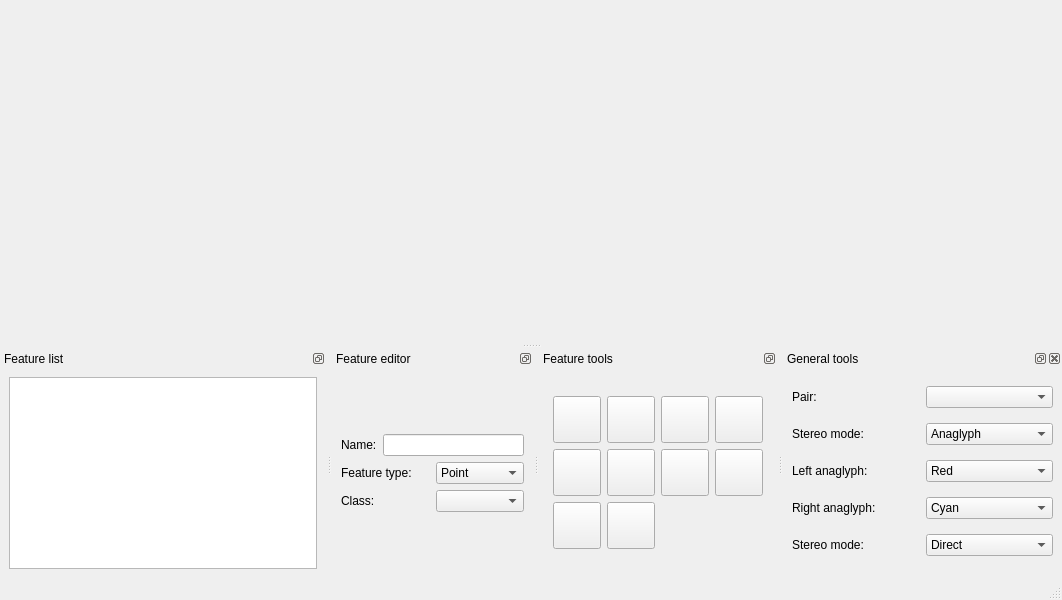
Qt form branches/SandBox/EDU/trunk/qt/interface/Stereoplotter.ui (e-foto/e-foto) before a commit.
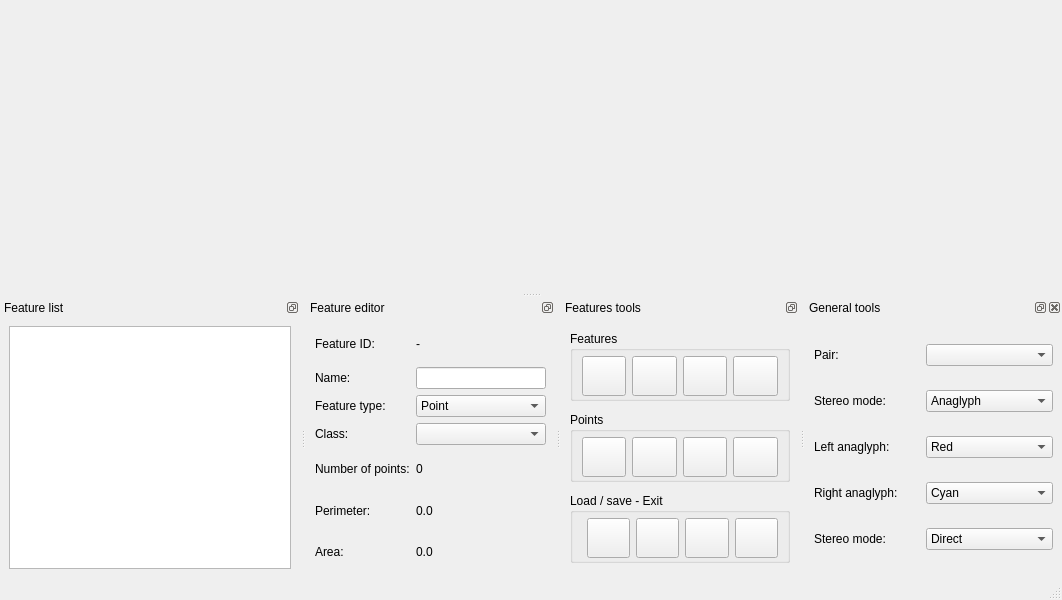
The same form after that commit. Icons and pictures are not drawn.

```diff
--- a/branches/SandBox/EDU/trunk/qt/interface/Stereoplotter.ui
+++ b/branches/SandBox/EDU/trunk/qt/interface/Stereoplotter.ui
@@ -63,33 +63,41 @@
     <number>8</number>
    </attribute>
    <widget class="QWidget" name="dockWidgetContents_5">
+    <layout class="QGridLayout" name="gridLayout_6">
+     <item row="0" column="0">
     <layout class="QGridLayout" name="gridLayout_2">
      <item row="0" column="0">
-      <layout class="QVBoxLayout" name="verticalLayout_2">
-       <item>
-        <layout class="QHBoxLayout" name="horizontalLayout_4">
-         <item>
+        <widget class="QLabel" name="label_11">
+         <property name="text">
+          <string>Feature ID:</string>
+         </property>
+        </widget>
+       </item>
+       <item row="0" column="1">
+        <widget class="QLabel" name="featureIdLabel">
+         <property name="text">
+          <string>-</string>
+         </property>
+        </widget>
+       </item>
+       <item row="1" column="0">
           <widget class="QLabel" name="label_4">
            <property name="text">
             <string>Name:</string>
            </property>
           </widget>
          </item>
-         <item>
+       <item row="1" column="1">
           <widget class="QLineEdit" name="nameEdit"/>
          </item>
-        </layout>
-       </item>
-       <item>
-        <layout class="QHBoxLayout" name="horizontalLayout_5">
-         <item>
+       <item row="2" column="0">
           <widget class="QLabel" name="label_5">
            <property name="text">
             <string>Feature type:</string>
            </property>
           </widget>
          </item>
-         <item>
+       <item row="2" column="1">
           <widget class="QComboBox" name="comboBox_3">
            <item>
             <property name="text">
@@ -108,21 +116,57 @@
            </item>
           </widget>
          </item>
-        </layout>
-       </item>
-       <item>
-        <layout class="QHBoxLayout" name="horizontalLayout_6">
-         <item>
+       <item row="3" column="0">
           <widget class="QLabel" name="label_6">
            <property name="text">
             <string>Class:</string>
            </property>
           </widget>
          </item>
-         <item>
+       <item row="3" column="1">
           <widget class="QComboBox" name="comboBox_4"/>
          </item>
-        </layout>
+       <item row="4" column="0">
+        <widget class="QLabel" name="label_12">
+         <property name="text">
+          <string>Number of points:</string>
+         </property>
+        </widget>
+       </item>
+       <item row="4" column="1">
+        <widget class="QLabel" name="noPointsLabel">
+         <property name="text">
+          <string>0</string>
+         </property>
+        </widget>
+       </item>
+       <item row="5" column="0">
+        <widget class="QLabel" name="label_9">
+         <property name="text">
+          <string>Perimeter:</string>
+         </property>
+        </widget>
+       </item>
+       <item row="5" column="1">
+        <widget class="QLabel" name="perimeterLabel">
+         <property name="text">
+          <string>0.0</string>
+         </property>
+        </widget>
+       </item>
+       <item row="6" column="0">
+        <widget class="QLabel" name="label_10">
+         <property name="text">
+          <string>Area:</string>
+         </property>
+        </widget>
+       </item>
+       <item row="6" column="1">
+        <widget class="QLabel" name="areaLabel">
+         <property name="text">
+          <string>0.0</string>
+         </property>
+        </widget>
        </item>
       </layout>
      </item>
@@ -130,6 +174,12 @@
    </widget>
   </widget>
   <widget class="QDockWidget" name="dockWidget_3">
+   <property name="minimumSize">
+    <size>
+     <width>222</width>
+     <height>280</height>
+    </size>
+   </property>
    <property name="maximumSize">
     <size>
      <width>238</width>
@@ -140,7 +190,7 @@
     <set>QDockWidget::DockWidgetFloatable|QDockWidget::DockWidgetMovable</set>
    </property>
    <property name="windowTitle">
-    <string>Feature tools</string>
+    <string>Features tools</string>
    </property>
    <attribute name="dockWidgetArea">
     <number>8</number>
@@ -148,7 +198,23 @@
    <widget class="QWidget" name="dockWidgetContents_6">
     <layout class="QGridLayout" name="gridLayout_4">
      <item row="0" column="0">
+      <widget class="QGroupBox" name="groupBox">
+       <property name="maximumSize">
+        <size>
+         <width>16777215</width>
+         <height>70</height>
+        </size>
+       </property>
+       <property name="title">
+        <string>Features</string>
+       </property>
       <layout class="QGridLayout" name="gridLayout">
+        <property name="topMargin">
+         <number>5</number>
+        </property>
+        <property name="bottomMargin">
+         <number>3</number>
+        </property>
        <item row="0" column="0">
         <widget class="QToolButton" name="addButton">
          <property name="minimumSize">
@@ -157,6 +223,12 @@
            <height>40</height>
           </size>
          </property>
+          <property name="maximumSize">
+           <size>
+            <width>16777214</width>
+            <height>40</height>
+           </size>
+          </property>
          <property name="toolTip">
           <string>Add new feature</string>
          </property>
@@ -183,6 +255,12 @@
            <height>40</height>
           </size>
          </property>
+          <property name="maximumSize">
+           <size>
+            <width>16777215</width>
+            <height>40</height>
+           </size>
+          </property>
          <property name="toolTip">
           <string>Remove feature</string>
          </property>
@@ -209,6 +287,12 @@
            <height>40</height>
           </size>
          </property>
+          <property name="maximumSize">
+           <size>
+            <width>16777215</width>
+            <height>40</height>
+           </size>
+          </property>
          <property name="toolTip">
           <string>Remove all features</string>
          </property>
@@ -228,6 +312,91 @@
         </widget>
        </item>
        <item row="0" column="3">
+         <widget class="QToolButton" name="endButton">
+          <property name="minimumSize">
+           <size>
+            <width>40</width>
+            <height>40</height>
+           </size>
+          </property>
+          <property name="maximumSize">
+           <size>
+            <width>16777215</width>
+            <height>40</height>
+           </size>
+          </property>
+          <property name="toolTip">
+           <string>End feature</string>
+          </property>
+          <property name="text">
+           <string/>
+          </property>
+          <property name="icon">
+           <iconset resource="../resource/resource.qrc">
+            <normaloff>:/icon/featdone.png</normaloff>:/icon/featdone.png</iconset>
+          </property>
+          <property name="iconSize">
+           <size>
+            <width>40</width>
+            <height>40</height>
+           </size>
+          </property>
+         </widget>
+        </item>
+       </layout>
+      </widget>
+     </item>
+     <item row="1" column="0">
+      <widget class="QGroupBox" name="groupBox_2">
+       <property name="maximumSize">
+        <size>
+         <width>16777215</width>
+         <height>70</height>
+        </size>
+       </property>
+       <property name="title">
+        <string>Points</string>
+       </property>
+       <layout class="QGridLayout" name="gridLayout_7">
+        <property name="topMargin">
+         <number>5</number>
+        </property>
+        <property name="bottomMargin">
+         <number>3</number>
+        </property>
+        <item row="0" column="3">
+         <widget class="QToolButton" name="removePtButton">
+          <property name="minimumSize">
+           <size>
+            <width>40</width>
+            <height>40</height>
+           </size>
+          </property>
+          <property name="maximumSize">
+           <size>
+            <width>16777215</width>
+            <height>40</height>
+           </size>
+          </property>
+          <property name="toolTip">
+           <string>Remove point</string>
+          </property>
+          <property name="text">
+           <string/>
+          </property>
+          <property name="icon">
+           <iconset resource="../resource/resource.qrc">
+            <normaloff>:/icon/ptremove.png</normaloff>:/icon/ptremove.png</iconset>
+          </property>
+          <property name="iconSize">
+           <size>
+            <width>40</width>
+            <height>40</height>
+           </size>
+          </property>
+         </widget>
+        </item>
+        <item row="0" column="1">
         <widget class="QToolButton" name="addPtButton">
          <property name="minimumSize">
           <size>
@@ -235,6 +404,12 @@
            <height>40</height>
           </size>
          </property>
+          <property name="maximumSize">
+           <size>
+            <width>16777215</width>
+            <height>40</height>
+           </size>
+          </property>
          <property name="toolTip">
           <string>Insert point mode</string>
          </property>
@@ -256,33 +431,7 @@
          </property>
         </widget>
        </item>
-       <item row="1" column="0">
-        <widget class="QToolButton" name="endButton">
-         <property name="minimumSize">
-          <size>
-           <width>40</width>
-           <height>40</height>
-          </size>
-         </property>
-         <property name="toolTip">
-          <string>End feature</string>
-         </property>
-         <property name="text">
-          <string/>
-         </property>
-         <property name="icon">
-          <iconset resource="../resource/resource.qrc">
-           <normaloff>:/icon/done.png</normaloff>:/icon/done.png</iconset>
-         </property>
-         <property name="iconSize">
-          <size>
-           <width>40</width>
-           <height>40</height>
-          </size>
-         </property>
-        </widget>
-       </item>
-       <item row="1" column="1">
+        <item row="0" column="0">
         <widget class="QToolButton" name="selButton">
          <property name="minimumSize">
           <size>
@@ -290,6 +439,12 @@
            <height>40</height>
           </size>
          </property>
+          <property name="maximumSize">
+           <size>
+            <width>16777215</width>
+            <height>40</height>
+           </size>
+          </property>
          <property name="toolTip">
           <string>Select feature / point</string>
          </property>
@@ -311,33 +466,7 @@
          </property>
         </widget>
        </item>
-       <item row="1" column="2">
-        <widget class="QToolButton" name="removePtButton">
-         <property name="minimumSize">
-          <size>
-           <width>40</width>
-           <height>40</height>
-          </size>
-         </property>
-         <property name="toolTip">
-          <string>Remove point</string>
-         </property>
-         <property name="text">
-          <string/>
-         </property>
-         <property name="icon">
-          <iconset resource="../resource/resource.qrc">
-           <normaloff>:/icon/ptremove.png</normaloff>:/icon/ptremove.png</iconset>
-         </property>
-         <property name="iconSize">
-          <size>
-           <width>40</width>
-           <height>40</height>
-          </size>
-         </property>
-        </widget>
-       </item>
-       <item row="1" column="3">
+        <item row="0" column="2">
         <widget class="QToolButton" name="editPtButton">
          <property name="minimumSize">
           <size>
@@ -345,6 +474,12 @@
            <height>40</height>
           </size>
          </property>
+          <property name="maximumSize">
+           <size>
+            <width>16777215</width>
+            <height>40</height>
+           </size>
+          </property>
          <property name="toolTip">
           <string>Edit point mode</string>
          </property>
@@ -366,14 +501,45 @@
          </property>
         </widget>
        </item>
+       </layout>
+       <zorder>removePtButton</zorder>
+       <zorder>addPtButton</zorder>
+       <zorder>selButton</zorder>
+       <zorder>editPtButton</zorder>
+      </widget>
+     </item>
        <item row="2" column="0">
-        <widget class="QToolButton" name="loadButton">
+      <widget class="QGroupBox" name="groupBox_3">
+       <property name="maximumSize">
+        <size>
+         <width>16777215</width>
+         <height>70</height>
+        </size>
+       </property>
+       <property name="title">
+        <string>Load / save - Exit</string>
+       </property>
+       <widget class="QToolButton" name="saveTxtButton">
+        <property name="geometry">
+         <rect>
+          <x>115</x>
+          <y>25</y>
+          <width>44</width>
+          <height>40</height>
+         </rect>
+        </property>
          <property name="minimumSize">
           <size>
            <width>40</width>
            <height>40</height>
           </size>
          </property>
+        <property name="maximumSize">
+         <size>
+          <width>16777215</width>
+          <height>40</height>
+         </size>
+        </property>
          <property name="toolTip">
           <string>Load features</string>
          </property>
@@ -391,15 +557,27 @@
           </size>
          </property>
         </widget>
-       </item>
-       <item row="2" column="1">
         <widget class="QToolButton" name="saveButton">
+        <property name="geometry">
+         <rect>
+          <x>66</x>
+          <y>25</y>
+          <width>43</width>
+          <height>40</height>
+         </rect>
+        </property>
          <property name="minimumSize">
           <size>
            <width>40</width>
            <height>40</height>
           </size>
          </property>
+        <property name="maximumSize">
+         <size>
+          <width>16777215</width>
+          <height>40</height>
+         </size>
+        </property>
          <property name="toolTip">
           <string>Save features</string>
          </property>
@@ -417,8 +595,83 @@
           </size>
          </property>
         </widget>
-       </item>
-      </layout>
+       <widget class="QToolButton" name="loadButton">
+        <property name="geometry">
+         <rect>
+          <x>17</x>
+          <y>25</y>
+          <width>43</width>
+          <height>40</height>
+         </rect>
+        </property>
+        <property name="minimumSize">
+         <size>
+          <width>40</width>
+          <height>40</height>
+         </size>
+        </property>
+        <property name="maximumSize">
+         <size>
+          <width>16777215</width>
+          <height>40</height>
+         </size>
+        </property>
+        <property name="toolTip">
+         <string>Load features</string>
+        </property>
+        <property name="text">
+         <string/>
+        </property>
+        <property name="icon">
+         <iconset resource="../resource/resource.qrc">
+          <normaloff>:/icon/fileopen.png</normaloff>:/icon/fileopen.png</iconset>
+        </property>
+        <property name="iconSize">
+         <size>
+          <width>40</width>
+          <height>40</height>
+         </size>
+        </property>
+       </widget>
+       <widget class="QToolButton" name="doneButton">
+        <property name="geometry">
+         <rect>
+          <x>165</x>
+          <y>25</y>
+          <width>43</width>
+          <height>40</height>
+         </rect>
+        </property>
+        <property name="minimumSize">
+         <size>
+          <width>40</width>
+          <height>40</height>
+         </size>
+        </property>
+        <property name="maximumSize">
+         <size>
+          <width>16777215</width>
+          <height>40</height>
+         </size>
+        </property>
+        <property name="toolTip">
+         <string>Exit Stereoplotter</string>
+        </property>
+        <property name="text">
+         <string/>
+        </property>
+        <property name="icon">
+         <iconset resource="../resource/resource.qrc">
+          <normaloff>:/icon/done.png</normaloff>:/icon/done.png</iconset>
+        </property>
+        <property name="iconSize">
+         <size>
+          <width>40</width>
+          <height>40</height>
+         </size>
+        </property>
+       </widget>
+      </widget>
      </item>
     </layout>
    </widget>
```
Left out of the diff: 4 changed lines with no effect on the pictures. Lines whose indentation alone changed are shown as unchanged.
